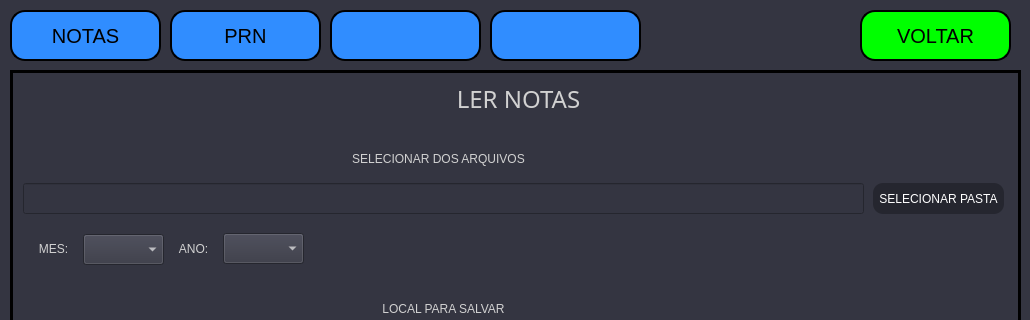
AlexandreSilvestrin/Programa-automacao, file interface/mainW.ui: the form before one commit; both pictures show x 0 to 1030 and y 0 to 320 of the 1030 by 900 pixel window.
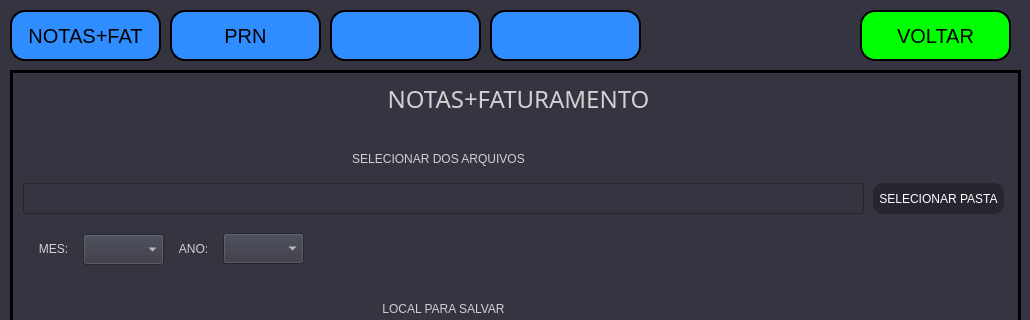
The form after the commit. The open tabs and pages were chosen to show the change.

```diff
--- a/interface/mainW.ui
+++ b/interface/mainW.ui
@@ -116,7 +116,7 @@
 </string>
       </property>
       <property name="text">
-       <string>LER NOTAS</string>
+       <string>NOTAS+FATURAMENTO</string>
       </property>
       <property name="alignment">
        <set>Qt::AlignCenter</set>
@@ -957,7 +957,7 @@
 }</string>
     </property>
     <property name="text">
-     <string>NOTAS</string>
+     <string>NOTAS+FAT</string>
     </property>
    </widget>
    <widget class="QPushButton" name="btnPRN">
```
Left out of the diff: 2 changed lines with no effect on the pictures.
